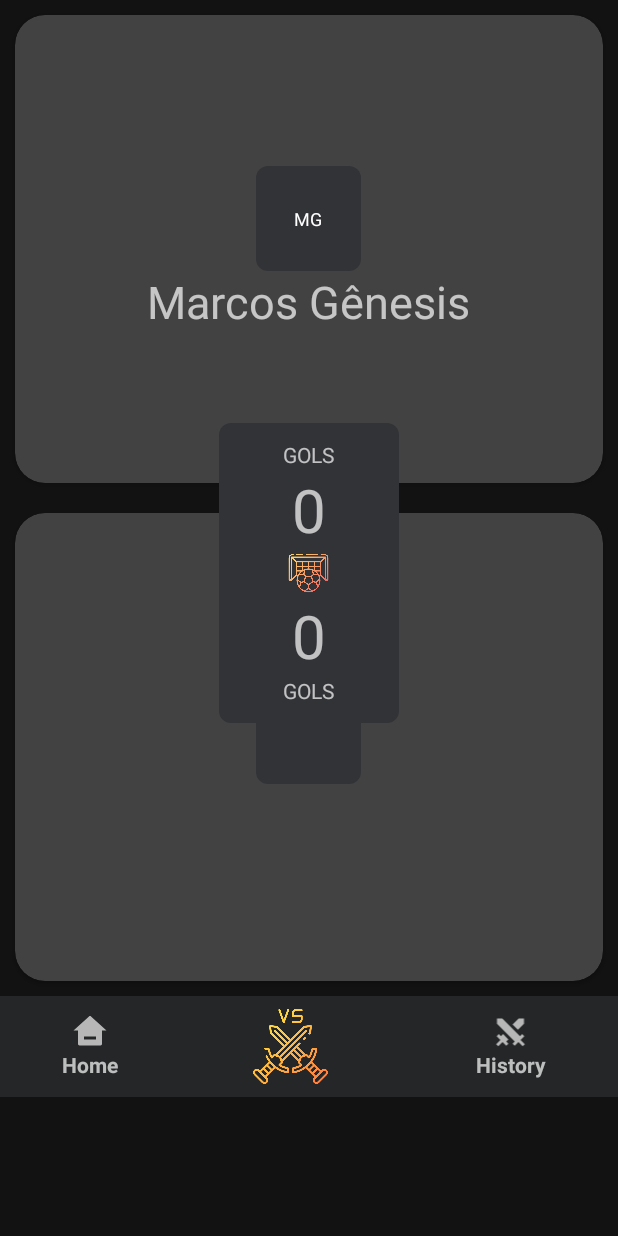
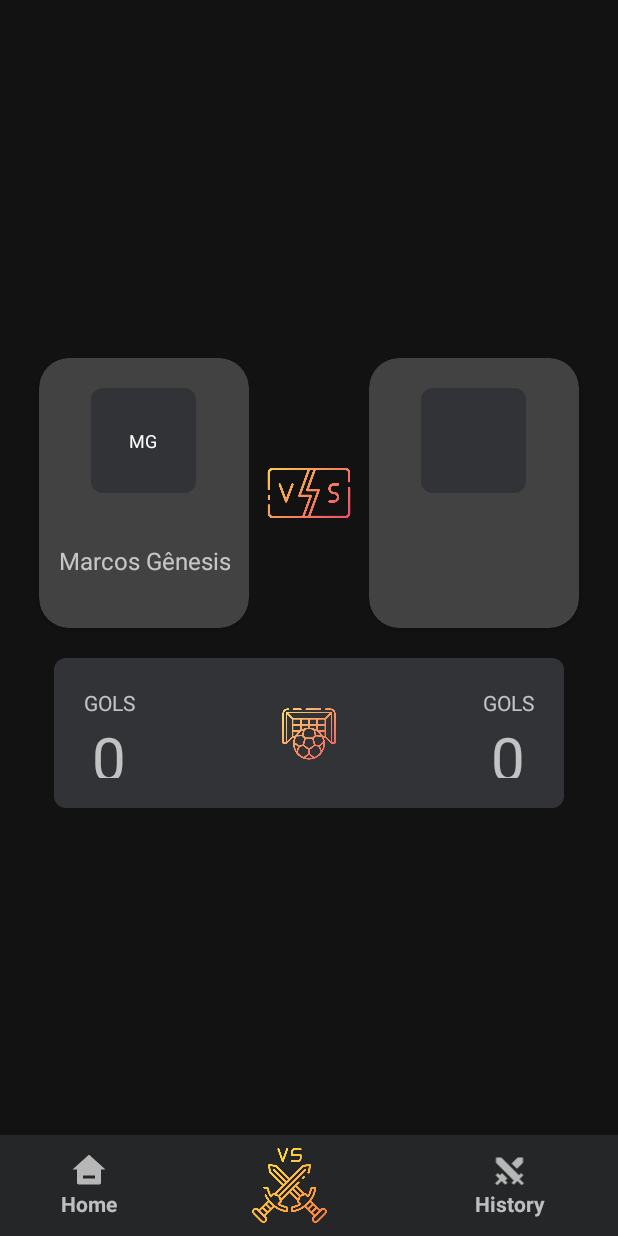
Before and after one commit to marcosgenesis/x1app, an Android app: the DuelActivity screen opened directly, with no data from a screen before it, on a phone screen of 412 x 824 dp. Run offline under Robolectric (Android 15) with nearby library versions, the light colour scheme and no system bars; Roboto replaces fonts that are not available here; 4 statements that could not run were skipped.

Commit message:
feat: duel new layout

```diff
--- a/app/src/main/res/layout/activity_duel.xml
+++ b/app/src/main/res/layout/activity_duel.xml
@@ -6,31 +6,37 @@
     android:layout_height="match_parent"
     tools:context=".Activity.DuelActivity">
 
-    <FrameLayout
-        android:layout_width="match_parent"
-        android:layout_height="match_parent"
-        android:orientation="vertical"
-        >
 
         <LinearLayout
             android:layout_width="match_parent"
             android:layout_height="match_parent"
-            android:orientation="vertical">
+            android:orientation="vertical"
+            android:gravity="center">
+            <View android:layout_width="wrap_content"
+                android:layout_height="wrap_content"
+                android:layout_weight="1" />
+            <LinearLayout
+                android:layout_width="match_parent"
+                android:layout_height="wrap_content"
+                android:orientation="horizontal"
+                android:layout_margin="10dp"
+                android:gravity="center"
+                >
                 <androidx.cardview.widget.CardView
-                android:layout_width="match_parent"
-                android:layout_height="312dp"
-                android:layout_marginBottom="10dp"
+                    android:layout_width="140dp"
+                    android:layout_height="180dp"
                     android:clickable="true"
                     android:foreground="?android:selectableItemBackground"
                     app:cardCornerRadius="20dp"
                     android:layout_margin="10dp"
-                android:onClick="scoreGoal"
+                    android:onClick="scoreOponentGoal"
                     >
                     <LinearLayout
                         android:layout_width="match_parent"
                         android:layout_height="match_parent"
                         android:orientation="vertical"
-                    android:gravity="center">
+                        android:gravity="center"
+                        >
                         <TextView
                             android:id="@+id/MyInitialLetters"
                             android:layout_width="70dp"
@@ -40,27 +46,41 @@
                             android:textColor="@android:color/white"
                             android:textSize="12sp"
                             xmlns:tools="http://schemas.android.com/tools"
-                        tools:text="MG" />
+                            tools:text="LN"
+                            android:layout_marginTop="20dp"/>
+                        <View android:layout_width="wrap_content"
+                            android:layout_height="wrap_content"
+                            android:layout_weight="1" />
                         <TextView
                             android:id="@+id/myNameInDuel"
                             android:layout_width="wrap_content"
                             android:layout_height="wrap_content"
                             xmlns:tools="http://schemas.android.com/tools"
-                        tools:text="Marcos Gênesis"
-                        android:textSize="30dp"
+                            tools:text="Lucas do nascimento"
+                            android:textAlignment="center"
+                            android:textSize="16dp"
                             />
+                        <View android:layout_width="wrap_content"
+                            android:layout_height="wrap_content"
+                            android:layout_weight="1" />
                     </LinearLayout>
                 </androidx.cardview.widget.CardView>
+                <ImageView
+                    android:id="@+id/vsIcon"
+                    android:layout_width="60dp"
+                    android:layout_height="60dp"
 
+                    app:srcCompat="@drawable/vsicon" />
                 <androidx.cardview.widget.CardView
-                android:layout_width="match_parent"
-                android:layout_height="312dp"
+                    android:layout_width="140dp"
+                    android:layout_height="180dp"
                     android:clickable="true"
                     android:foreground="?android:selectableItemBackground"
                     app:cardCornerRadius="20dp"
                     android:layout_margin="10dp"
                     android:onClick="scoreOponentGoal"
                     >
+
                     <LinearLayout
                         android:layout_width="match_parent"
                         android:layout_height="match_parent"
@@ -78,16 +98,90 @@
                             xmlns:tools="http://schemas.android.com/tools"
                             tools:text="LN"
                             android:layout_marginTop="20dp"/>
+                        <View android:layout_width="wrap_content"
+                            android:layout_height="wrap_content"
+                            android:layout_weight="1" />
                         <TextView
                             android:id="@+id/oponentDuelName"
                             android:layout_width="wrap_content"
                             android:layout_height="wrap_content"
                             xmlns:tools="http://schemas.android.com/tools"
                             tools:text="Lucas do nascimento"
-                        android:textSize="30dp"
+                            android:textAlignment="center"
+                            android:textSize="16dp"
                             />
+                        <View android:layout_width="wrap_content"
+                            android:layout_height="wrap_content"
+                            android:layout_weight="1" />
                     </LinearLayout>
                 </androidx.cardview.widget.CardView>
+            </LinearLayout>
+            <LinearLayout
+                android:layout_width="340dp"
+                android:layout_height="100dp"
+                android:padding="20dp"
+                android:orientation="horizontal"
+                android:gravity="center"
+                android:layout_gravity="center"
+                android:background="@drawable/profile_box"
+                >
+                <LinearLayout
+                    android:layout_width="wrap_content"
+                    android:layout_height="wrap_content"
+                    android:orientation="vertical"
+                    android:gravity="center"
+                    >
+                    <TextView
+                        android:id="@+id/txtProGoalsLabel"
+                        android:layout_width="wrap_content"
+                        android:layout_height="wrap_content"
+                        android:text="GOLS" />
+                    <TextView
+                        android:id="@+id/proGoals"
+                        android:layout_width="wrap_content"
+                        android:layout_height="wrap_content"
+                        xmlns:tools="http://schemas.android.com/tools"
+                        android:textSize="40dp"
+                        tools:text="04"/>
+                </LinearLayout>
+                <View android:layout_width="wrap_content"
+                android:layout_height="wrap_content"
+                android:layout_weight="1" />
+
+
+                <ImageView
+                    android:id="@+id/imageView3"
+                    android:layout_width="40dp"
+                    android:layout_height="40dp"
+                    app:srcCompat="@drawable/logox1" /><View android:layout_width="wrap_content"
+                android:layout_height="wrap_content"
+                android:layout_weight="1" />
+
+                <LinearLayout
+                    android:layout_width="wrap_content"
+                    android:layout_height="wrap_content"
+                    android:orientation="vertical"
+                    android:gravity="center"
+                    >
+                    <TextView
+                        android:id="@+id/txtAgainstGoalsLabel"
+                        android:layout_width="wrap_content"
+                        android:layout_height="wrap_content"
+                        android:text="GOLS" />
+                    <TextView
+                    android:id="@+id/againstGoals"
+                    android:layout_width="wrap_content"
+                    android:layout_height="wrap_content"
+                    xmlns:tools="http://schemas.android.com/tools"
+                    android:textSize="40dp"
+                    tools:text="04"/>
+
+
+                </LinearLayout>
+            </LinearLayout>
+            <View android:layout_width="wrap_content"
+                android:layout_height="wrap_content"
+                android:layout_weight="1" />
             <LinearLayout
                 android:id="@+id/linearLayout2"
                 android:layout_width="413dp"
@@ -158,62 +252,4 @@
 
             </LinearLayout>
         </LinearLayout>
-        <LinearLayout
-            android:layout_width="120dp"
-            android:layout_height="200dp"
-            android:orientation="vertical"
-            android:gravity="center"
-            android:layout_gravity="center"
-            android:background="@drawable/profile_box"
-            android:padding="10dp"
-            android:layout_marginTop="-30dp"
-            >
-            <LinearLayout
-                android:layout_width="match_parent"
-                android:layout_height="wrap_content"
-                android:orientation="vertical"
-                android:gravity="center"
-                >
-                <TextView
-                    android:id="@+id/txtProGoalsLabel"
-                    android:layout_width="wrap_content"
-                    android:layout_height="wrap_content"
-                    android:text="GOLS" />
-                <TextView
-                    android:id="@+id/proGoals"
-                    android:layout_width="wrap_content"
-                    android:layout_height="wrap_content"
-                    xmlns:tools="http://schemas.android.com/tools"
-                    android:textSize="40dp"
-                    tools:text="04"/>
-            </LinearLayout>
-
-
-            <ImageView
-                android:id="@+id/imageView3"
-                android:layout_width="30dp"
-                android:layout_height="30dp"
-                app:srcCompat="@drawable/logox1" />
-
-            <LinearLayout
-                android:layout_width="match_parent"
-                android:layout_height="wrap_content"
-                android:orientation="vertical"
-                android:gravity="center"
-                ><TextView
-                android:id="@+id/againstGoals"
-                android:layout_width="wrap_content"
-                android:layout_height="wrap_content"
-                xmlns:tools="http://schemas.android.com/tools"
-                android:textSize="40dp"
-                tools:text="04"/>
-                <TextView
-                    android:id="@+id/txtAgainstGoalsLabel"
-                    android:layout_width="wrap_content"
-                    android:layout_height="wrap_content"
-                    android:text="GOLS" />
-
-            </LinearLayout>
-        </LinearLayout>
-    </FrameLayout>
 </androidx.constraintlayout.widget.ConstraintLayout>
```
Lines whose indentation alone changed are shown as unchanged.
